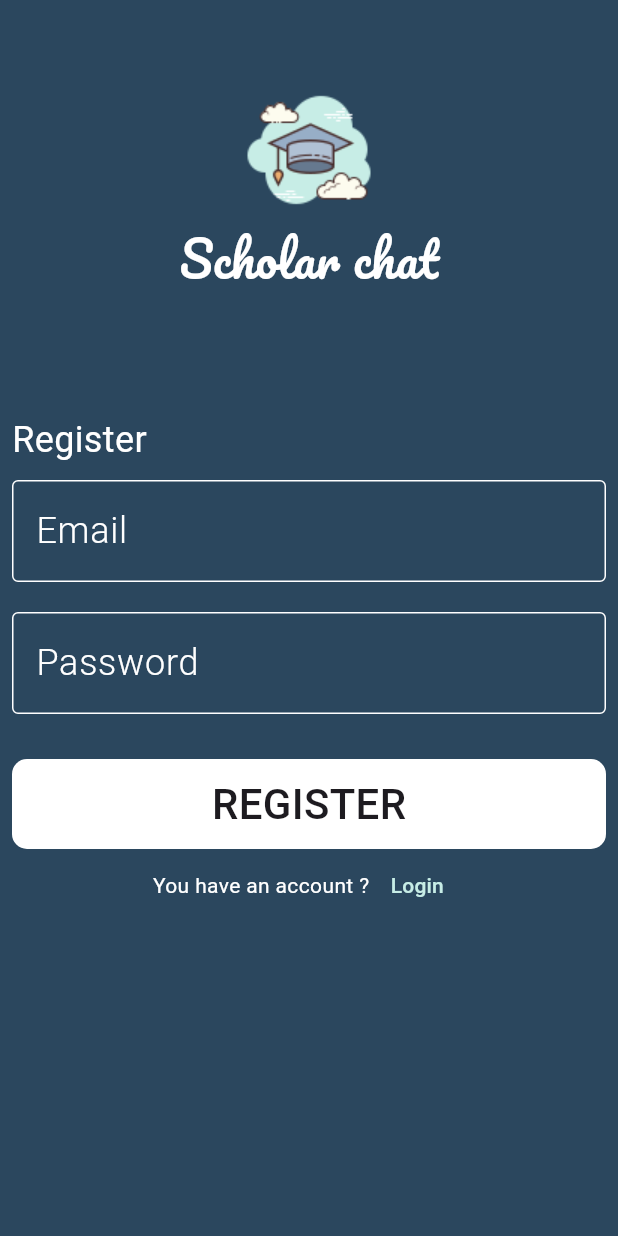
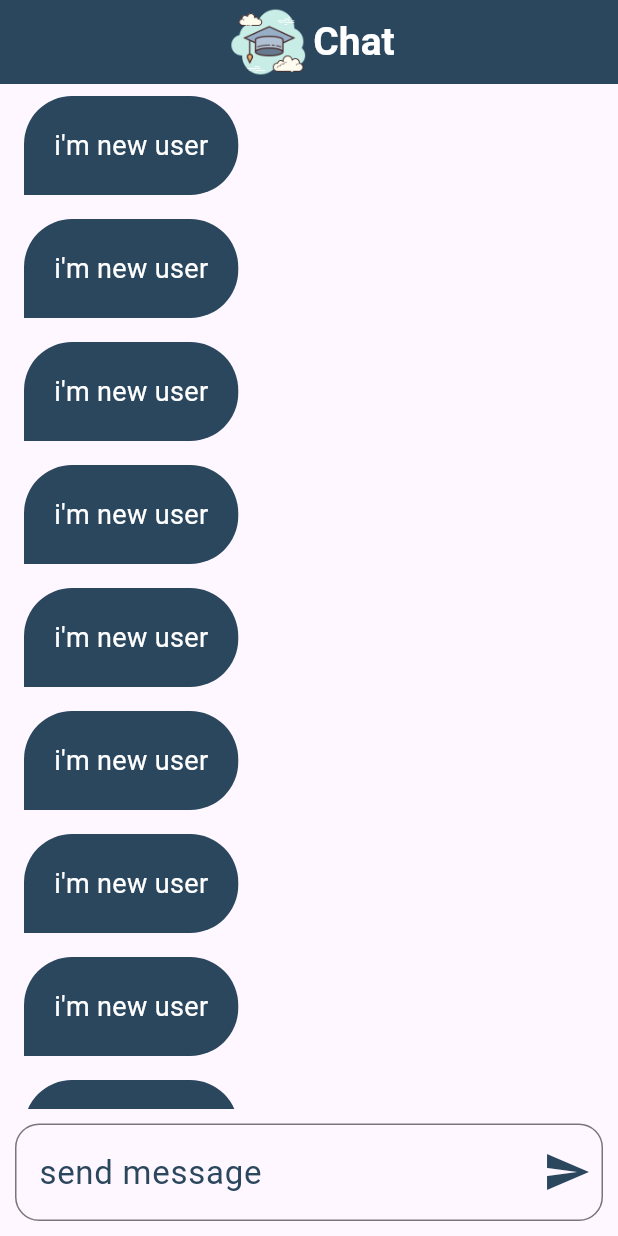
Before and after one commit to Diaamahfouz/Simple_Scholar_Chat, a Flutter app: the screen it shows after launch, on a phone screen of 412 x 824 dp. Run offline on Flutter 3.47's test engine with Material 3 defaults, Android fonts, the phone set to English and light mode, and no system bars; drawn by our look-alikes of modal_progress_hud_nsn; our stand-ins replace firebase_auth, firebase_core; accounts and stored records are empty.

Commit message:
implement chat page ui

```diff
--- a/lib/constants.dart
+++ b/lib/constants.dart
@@ -1,3 +1,4 @@
 import 'package:flutter/material.dart';
 
 const kPrimaryColor = Color(0xff2B475E);
+const kLogo = 'assets/images/scholar.png';
--- a/lib/main.dart
+++ b/lib/main.dart
@@ -1,6 +1,7 @@
 import 'package:firebase_core/firebase_core.dart';
 import 'package:flutter/material.dart';
 import 'package:simple_chat/firebase_options.dart';
+import 'package:simple_chat/pages/chat_page.dart';
 import 'package:simple_chat/pages/login_page.dart';
 import 'package:simple_chat/pages/register_page.dart';
 
@@ -23,8 +24,9 @@ class SimpleChat extends StatelessWidget {
       routes: {
         LoginPage.routeName: (_) => LoginPage(),
         RegisterPage.routeName: (_) => RegisterPage(),
+        ChatPage.routeName: (_) => ChatPage(),
       },
-      initialRoute: RegisterPage.routeName,
+      initialRoute: ChatPage.routeName,
       home: Scaffold(
         body: LoginPage(),
       ),
--- /dev/null
+++ b/lib/pages/chat_page.dart
@@ -0,0 +1,78 @@
+import 'package:flutter/material.dart';
+import 'package:simple_chat/constants.dart';
+import 'package:simple_chat/widgets/chat_bubble.dart';
+
+class ChatPage extends StatelessWidget {
+  const ChatPage({super.key});
+  static const String routeName = '/chatPage';
+
+  @override
+  Widget build(BuildContext context) {
+    return Scaffold(
+      appBar: AppBar(
+        automaticallyImplyLeading: false,
+        backgroundColor: kPrimaryColor,
+        title: Row(
+          mainAxisAlignment: MainAxisAlignment.center,
+          children: [
+            Image.asset(
+              kLogo,
+              height: 60,
+              width: 60,
+            ),
+            Text(
+              'Chat',
+              style: TextStyle(
+                color: Colors.white,
+                fontSize: 26,
+                fontWeight: FontWeight.w600,
+              ),
+            ),
+          ],
+        ),
+      ),
+      body: Column(
+        children: [
+          Expanded(
+            child: ListView.builder(
+              itemCount: 10,
+              itemBuilder: (BuildContext context, int index) {
+                return ChatBubble();
+              },
+            ),
+          ),
+          Padding(
+            padding: const EdgeInsets.all(10.0),
+            child: TextField(
+              style: TextStyle(
+                color: Colors.black,
+                fontSize: 20,
+              ),
+              decoration: InputDecoration(
+                hintText: 'send message',
+                hintStyle: TextStyle(
+                  color: kPrimaryColor,
+                  fontSize: 22,
+                ),
+                suffixIcon: IconButton(
+                  onPressed: () {},
+                  icon: Icon(
+                    Icons.send,
+                    color: kPrimaryColor,
+                    size: 32,
+                  ),
+                ),
+                border: OutlineInputBorder(
+                  borderRadius: BorderRadius.circular(16),
+                  borderSide: BorderSide(
+                    color: Colors.black,
+                  ),
+                ),
+              ),
+            ),
+          ),
+        ],
+      ),
+    );
+  }
+}
--- a/lib/pages/login_page.dart
+++ b/lib/pages/login_page.dart
@@ -5,6 +5,7 @@ import 'package:flutter/material.dart';
 import 'package:modal_progress_hud_nsn/modal_progress_hud_nsn.dart';
 import 'package:simple_chat/constants.dart';
 import 'package:simple_chat/helper/show_snack_bar.dart';
+import 'package:simple_chat/pages/chat_page.dart';
 import 'package:simple_chat/pages/register_page.dart';
 import 'package:simple_chat/widgets/custom_button.dart';
 import 'package:simple_chat/widgets/custom_text_field.dart';
@@ -42,7 +43,7 @@ class _LoginPageState extends State<LoginPage> {
                   const SizedBox(
                     height: 50,
                   ),
-                  Image.asset('assets/images/scholar.png'),
+                  Image.asset(kLogo),
                   Text(
                     'Scholar chat',
                     style: TextStyle(
@@ -85,6 +86,8 @@ class _LoginPageState extends State<LoginPage> {
                         try {
                           await signInUser();
                           showSnackBar(context, message: 'Login Successful');
+                          Navigator.of(context)
+                              .pushReplacementNamed(ChatPage.routeName);
                         } on FirebaseAuthException catch (e) {
                           if (e.code == 'user-not-found') {
                             showSnackBar(context,
--- a/lib/pages/register_page.dart
+++ b/lib/pages/register_page.dart
@@ -5,6 +5,7 @@ import 'package:flutter/material.dart';
 import 'package:modal_progress_hud_nsn/modal_progress_hud_nsn.dart';
 import 'package:simple_chat/constants.dart';
 import 'package:simple_chat/helper/show_snack_bar.dart';
+import 'package:simple_chat/pages/chat_page.dart';
 import 'package:simple_chat/pages/login_page.dart';
 import 'package:simple_chat/widgets/custom_button.dart';
 import 'package:simple_chat/widgets/custom_text_field.dart';
@@ -46,7 +47,7 @@ class _RegisterPageState extends State<RegisterPage> {
                   const SizedBox(
                     height: 50,
                   ),
-                  Image.asset('assets/images/scholar.png'),
+                  Image.asset(kLogo),
                   Text(
                     'Scholar chat',
                     style: TextStyle(
@@ -90,6 +91,8 @@ class _RegisterPageState extends State<RegisterPage> {
                         try {
                           await registerUser();
                           showSnackBar(context, message: 'register Successful');
+                          Navigator.of(context)
+                              .pushReplacementNamed(ChatPage.routeName);
                         } on FirebaseAuthException catch (ex) {
                           if (ex.code == 'weeak password') {
                             showSnackBar(context, message: 'weeak password');
--- /dev/null
+++ b/lib/widgets/chat_bubble.dart
@@ -0,0 +1,43 @@
+import 'package:flutter/material.dart';
+import 'package:simple_chat/constants.dart';
+
+class ChatBubble extends StatelessWidget {
+  const ChatBubble({super.key});
+
+  @override
+  Widget build(BuildContext context) {
+    return Align(
+      alignment: Alignment.centerLeft,
+      child: Container(
+        margin: EdgeInsets.symmetric(
+          horizontal: 16,
+          vertical: 8,
+        ),
+        padding: EdgeInsets.only(
+          left: 20,
+          top: 20,
+          bottom: 20,
+          right: 20,
+        ),
+        // height: 60,
+        // width: 160,
+        decoration: BoxDecoration(
+          color: kPrimaryColor,
+          borderRadius: BorderRadius.only(
+            topLeft: Radius.circular(32),
+            topRight: Radius.circular(32),
+            bottomRight: Radius.circular(32),
+          ),
+        ),
+        child: Text(
+          'i\'m new user',
+          style: TextStyle(
+            color: Colors.white,
+            fontSize: 18,
+            fontWeight: FontWeight.w400,
+          ),
+        ),
+      ),
+    );
+  }
+}
```
